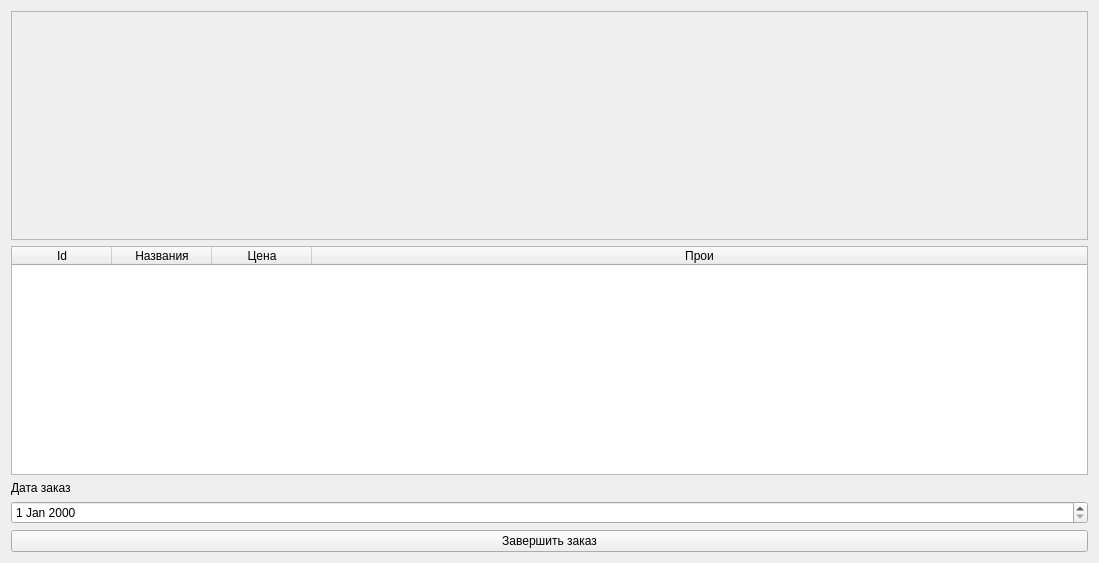
Qt form WidgetAddOrder/WidgetAddOrder.ui (mpa-technology/nolcrm) before a commit.
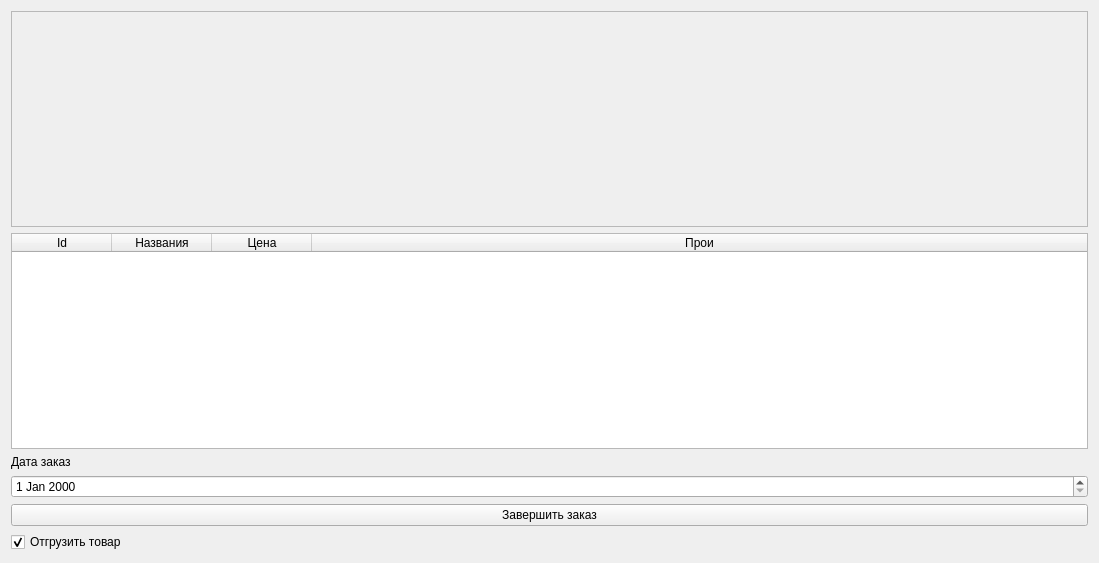
The same form after that commit.

```diff
--- a/WidgetAddOrder/WidgetAddOrder.ui
+++ b/WidgetAddOrder/WidgetAddOrder.ui
@@ -27,7 +27,7 @@
           <x>0</x>
           <y>0</y>
           <width>1081</width>
-          <height>217</height>
+          <height>210</height>
          </rect>
         </property>
         <layout class="QVBoxLayout" name="verticalLayout_4">
@@ -82,6 +82,16 @@
        </property>
       </widget>
      </item>
+     <item>
+      <widget class="QCheckBox" name="checkBox">
+       <property name="text">
+        <string>Отгрузить товар</string>
+       </property>
+       <property name="checked">
+        <bool>true</bool>
+       </property>
+      </widget>
+     </item>
     </layout>
    </item>
   </layout>
```
